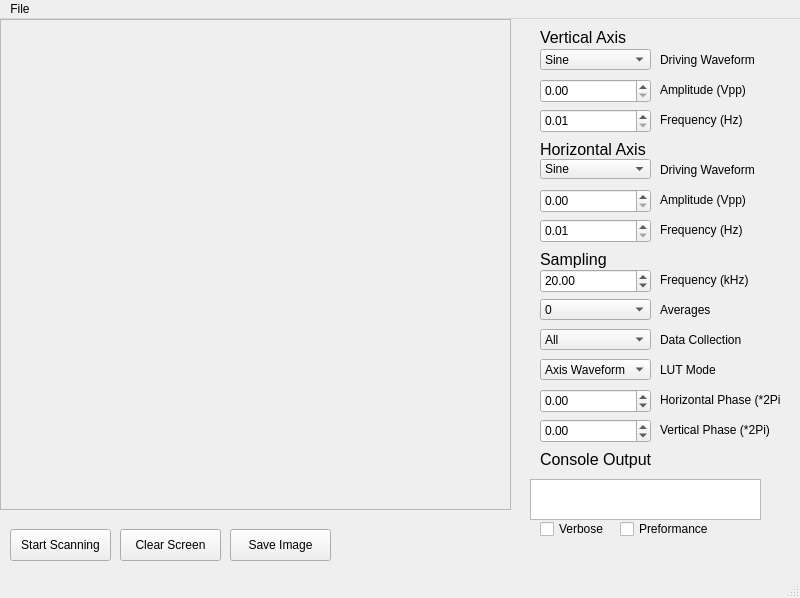
First picture: the form in Version 2.0/Software/Main/QT Application v4/Testbench.ui, repository Eblanken/Prakash_AWESEM, before the edit.
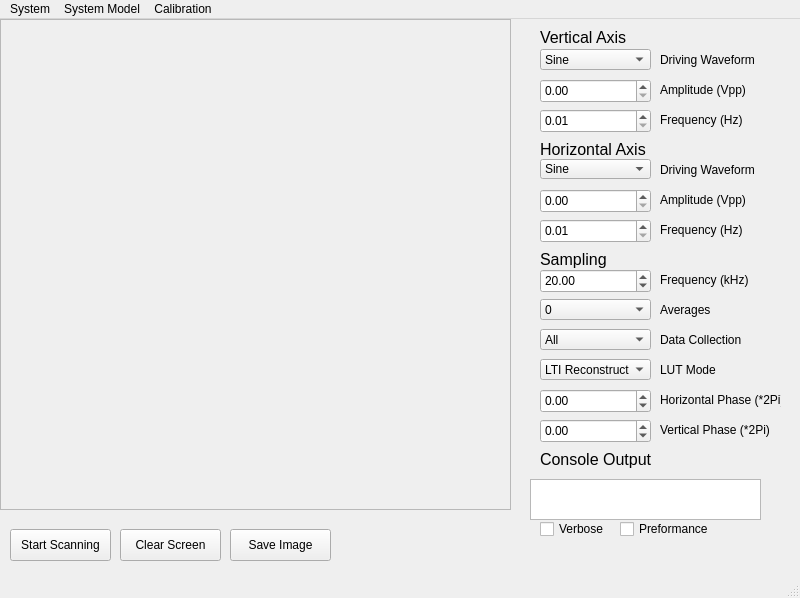
Second picture: the form after the edit.

Commit message: Added calibration and LTI reconstruction script, added custom waveform upload to pipion interface

Patch:
```diff
--- a/Version 2.0/Software/Main/QT Application v4/Testbench.ui
+++ b/Version 2.0/Software/Main/QT Application v4/Testbench.ui
@@ -335,6 +335,11 @@
       <height>21</height>
      </rect>
     </property>
+    <item>
+     <property name="text">
+      <string>LTI Reconstruction</string>
+     </property>
+    </item>
     <item>
      <property name="text">
       <string>Axis Waveform</string>
@@ -624,18 +629,33 @@
      <x>0</x>
      <y>0</y>
      <width>800</width>
-     <height>21</height>
+     <height>22</height>
     </rect>
    </property>
    <widget class="QMenu" name="menuFile">
     <property name="title">
-     <string>File</string>
+     <string>System</string>
     </property>
-    <addaction name="actionSave"/>
-    <addaction name="actionLoad_Calibration"/>
-    <addaction name="actionStart_Calibration"/>
+   </widget>
+   <widget class="QMenu" name="menuSystem_Model">
+    <property name="title">
+     <string>System Model</string>
+    </property>
+    <addaction name="actionLoad_System_Model"/>
+    <addaction name="actionChoose_Model"/>
+   </widget>
+   <widget class="QMenu" name="menuCalibration">
+    <property name="title">
+     <string>Calibration</string>
+    </property>
+    <addaction name="actionRun_Frequency_Sweep"/>
+    <addaction name="actionBuild_Distortion_Correction"/>
+    <addaction name="actionLoad_Profile"/>
+    <addaction name="actionCurrent_Correction_Profile"/>
    </widget>
    <addaction name="menuFile"/>
+   <addaction name="menuSystem_Model"/>
+   <addaction name="menuCalibration"/>
   </widget>
   <widget class="QStatusBar" name="statusbar"/>
   <action name="actionSave">
```
Left out of the diff: 48 changed lines with no effect on the pictures. The commit also changes 417 other files.
